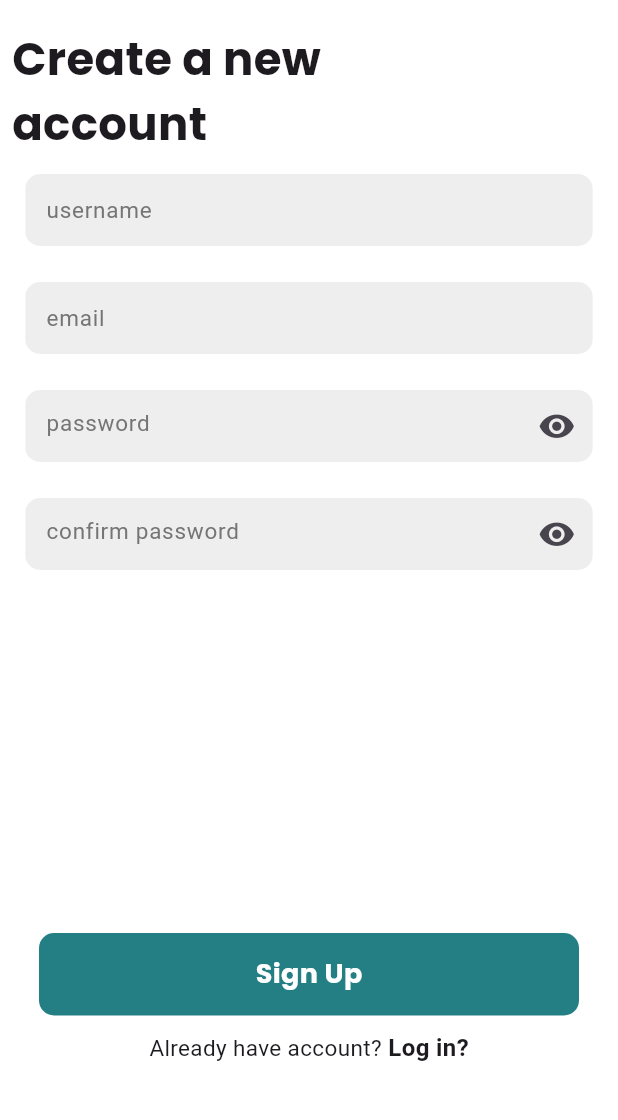
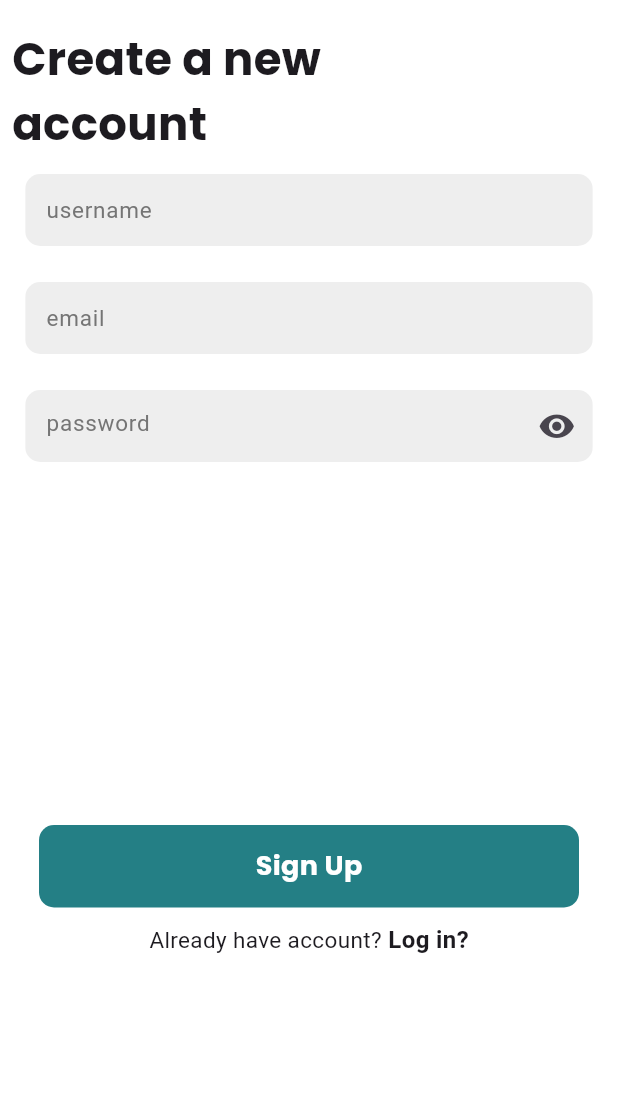
Before and after one commit to ShahirShan786/beyond-antidrug-hackathon, a Flutter app: the screen it shows after launch, after a tap on "Register", on a phone screen of 412 x 824 dp, the part 84-1204 px from its top. Run offline on Flutter 3.47's test engine with Material 3 defaults, Android fonts, the phone set to English and light mode, and no system bars; our stand-ins replace awesome_dialog, flutter_screenutil, geolocator, google_fonts, google_maps_flutter, percent_indicator; network calls fail.

Commit message:
final commit

```diff
--- a/lib/screens/main_screen/register_screen.dart
+++ b/lib/screens/main_screen/register_screen.dart
@@ -1,4 +1,5 @@
 import 'package:beyond/core/const.dart';
+import 'package:beyond/dash_board_screen.dart';
 import 'package:beyond/screens/main_screen/login_screen.dart';
 import 'package:beyond/services/register_services.dart';
 import 'package:beyond/widgets/custom_text_field.dart';
@@ -80,26 +81,6 @@ class _RegisterScreenState extends State<RegisterScreen> {
                                 size: 25,
                               )),
                   ),
-                  CustomTextFeild(
-                      hintLabel: "confirm password",
-                      controller: passwordConteoller,
-                      onpressed: () {},
-                      obsqureText: isvisible,
-                      suffixWidget: IconButton(
-                          onPressed: () {
-                            setState(() {
-                              isvisible = !isvisible;
-                            });
-                          },
-                          icon: isvisible == true
-                              ? Icon(
-                                  Icons.visibility_off_outlined,
-                                  size: 25,
-                                )
-                              : Icon(
-                                  Icons.visibility,
-                                  size: 25,
-                                ))),
                   SizedBox(
                     height: 230,
                   ),
@@ -124,8 +105,7 @@ class _RegisterScreenState extends State<RegisterScreen> {
                                 Navigator.push(
                                     context,
                                     MaterialPageRoute(
-                                        builder: (context) =>
-                                            LoginScreen()));
+                                        builder: (context) => LoginScreen()));
                               }
                             }
                           },
--- a/lib/welcome_screen.dart
+++ b/lib/welcome_screen.dart
@@ -1,3 +1,4 @@
+import 'package:beyond/core/const.dart';
 import 'package:beyond/screens/main_screen/login_screen.dart';
 import 'package:beyond/screens/main_screen/register_screen.dart';
 import 'package:flutter/material.dart';
@@ -47,7 +48,7 @@ class WelcomeScreen extends StatelessWidget {
         ),
         // Welcome Text
         Positioned(
-          top: 370,
+          top: 390,
           right: 60,
           child: Text(
             textAlign: TextAlign.center,
@@ -129,6 +130,21 @@ class WelcomeScreen extends StatelessWidget {
             ),
           ),
         ),
+        Padding(
+          padding: const EdgeInsets.only(top: 250),
+          child: Align(
+            alignment: Alignment.topCenter,
+            child: Text(
+              "Beyond",
+              style: TextStyle(
+                fontSize: 40,
+                fontWeight: FontWeight.w900,
+                color: primaryColor,
+                decoration: TextDecoration.none, // Remove underline explicitly
+              ),
+            ),
+          ),
+        ),
       ],
     );
   }
```
